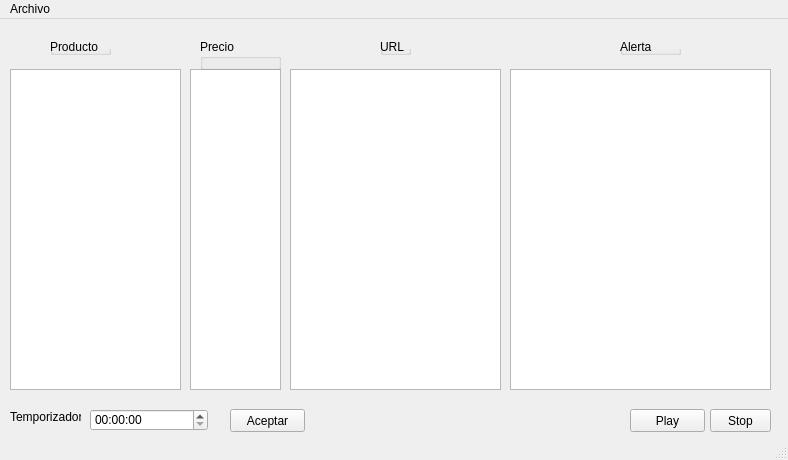
First picture: the form in interface/comparador_interface.ui, repository jaumeollerfernandez/scrap.me, before the edit.
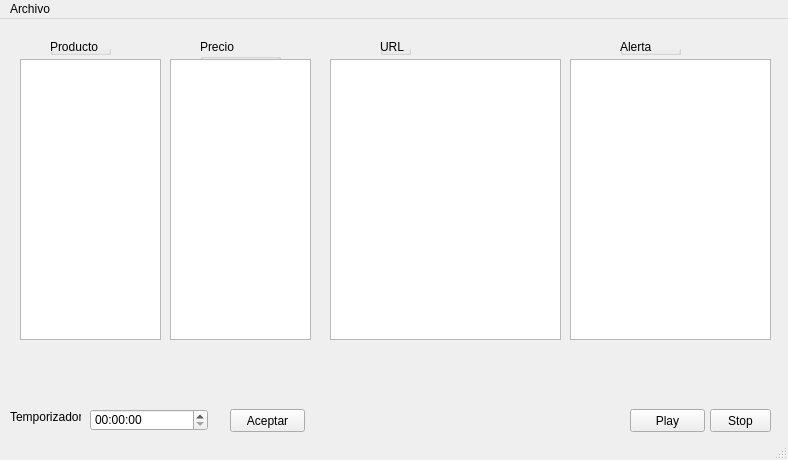
Second picture: the form after the edit.

Diff of the .ui file:
```diff
--- a/interface/comparador_interface.ui
+++ b/interface/comparador_interface.ui
@@ -20,58 +20,6 @@
    <string notr="true"/>
   </property>
   <widget class="QWidget" name="centralwidget">
-   <widget class="QPlainTextEdit" name="NombreProducto">
-    <property name="geometry">
-     <rect>
-      <x>10</x>
-      <y>50</y>
-      <width>171</width>
-      <height>321</height>
-     </rect>
-    </property>
-    <property name="plainText">
-     <string/>
-    </property>
-   </widget>
-   <widget class="QPlainTextEdit" name="Alert">
-    <property name="geometry">
-     <rect>
-      <x>510</x>
-      <y>50</y>
-      <width>261</width>
-      <height>321</height>
-     </rect>
-    </property>
-    <property name="plainText">
-     <string/>
-    </property>
-   </widget>
-   <widget class="QPlainTextEdit" name="Precio">
-    <property name="geometry">
-     <rect>
-      <x>190</x>
-      <y>50</y>
-      <width>91</width>
-      <height>321</height>
-     </rect>
-    </property>
-    <property name="plainText">
-     <string/>
-    </property>
-   </widget>
-   <widget class="QPlainTextEdit" name="URL">
-    <property name="geometry">
-     <rect>
-      <x>290</x>
-      <y>50</y>
-      <width>211</width>
-      <height>321</height>
-     </rect>
-    </property>
-    <property name="plainText">
-     <string/>
-    </property>
-   </widget>
    <widget class="QPushButton" name="stop_button">
     <property name="geometry">
      <rect>
@@ -186,6 +134,46 @@
      <string>Alerta</string>
     </property>
    </widget>
+   <widget class="QListWidget" name="NombreProducto">
+    <property name="geometry">
+     <rect>
+      <x>20</x>
+      <y>40</y>
+      <width>141</width>
+      <height>281</height>
+     </rect>
+    </property>
+   </widget>
+   <widget class="QListWidget" name="Precio">
+    <property name="geometry">
+     <rect>
+      <x>170</x>
+      <y>40</y>
+      <width>141</width>
+      <height>281</height>
+     </rect>
+    </property>
+   </widget>
+   <widget class="QListWidget" name="URL">
+    <property name="geometry">
+     <rect>
+      <x>330</x>
+      <y>40</y>
+      <width>231</width>
+      <height>281</height>
+     </rect>
+    </property>
+   </widget>
+   <widget class="QListWidget" name="Alert">
+    <property name="geometry">
+     <rect>
+      <x>570</x>
+      <y>40</y>
+      <width>201</width>
+      <height>281</height>
+     </rect>
+    </property>
+   </widget>
   </widget>
   <widget class="QStatusBar" name="statusbar"/>
   <widget class="QMenuBar" name="menubar">
```
